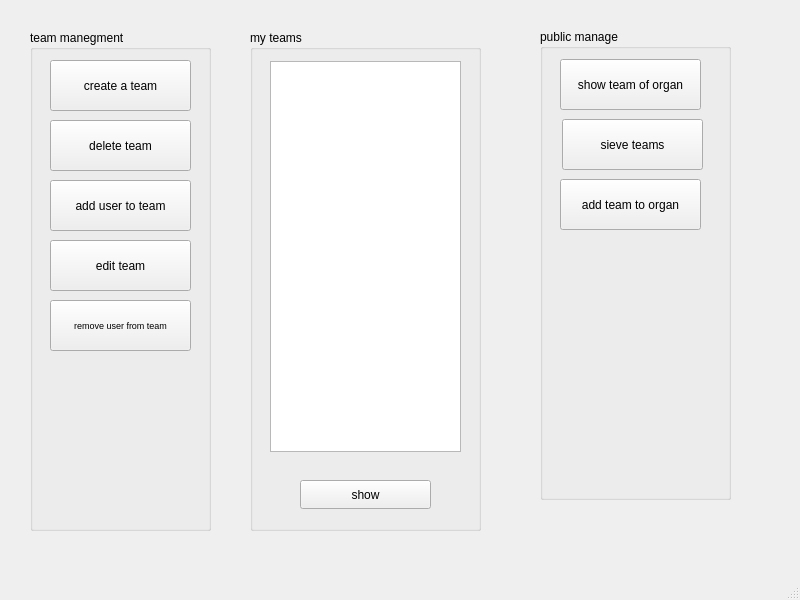
This is team_management.ui in annishelion/ap-projet as Qt 5 draws it before an edit. The edited form follows.
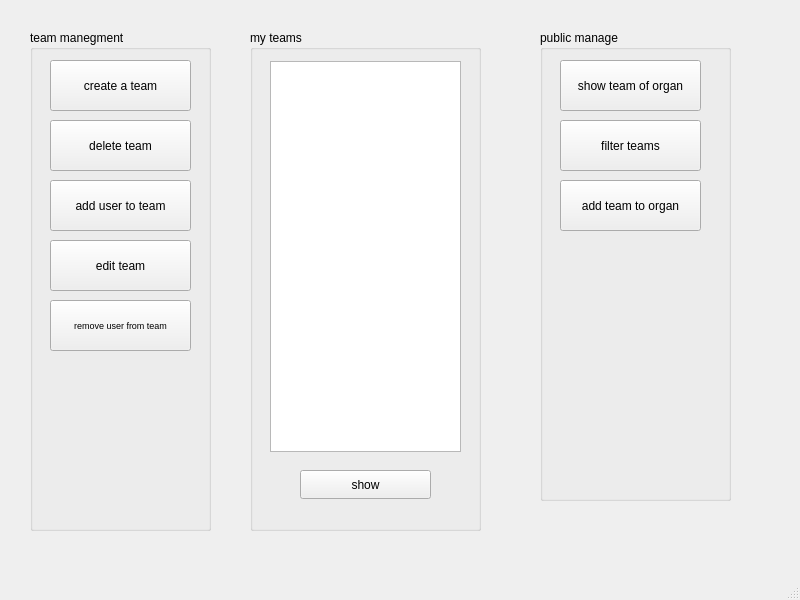
This is the edited form.

The edit to the form file:
```diff
--- a/team_management.ui
+++ b/team_management.ui
@@ -30,7 +30,7 @@
      <property name="geometry">
       <rect>
        <x>50</x>
-       <y>450</y>
+       <y>440</y>
        <width>131</width>
        <height>29</height>
       </rect>
@@ -137,7 +137,7 @@
     <property name="geometry">
      <rect>
       <x>540</x>
-      <y>29</y>
+      <y>30</y>
       <width>191</width>
       <height>471</height>
      </rect>
@@ -161,14 +161,14 @@
     <widget class="QPushButton" name="sieve_teams_btn">
      <property name="geometry">
       <rect>
-       <x>22</x>
+       <x>20</x>
        <y>90</y>
        <width>141</width>
        <height>51</height>
       </rect>
      </property>
      <property name="text">
-      <string>sieve teams</string>
+      <string>filter teams</string>
      </property>
     </widget>
     <widget class="QPushButton" name="add_user_to_organ_btn">
```
Left out of the diff: 2 changed lines with no effect on the pictures.
